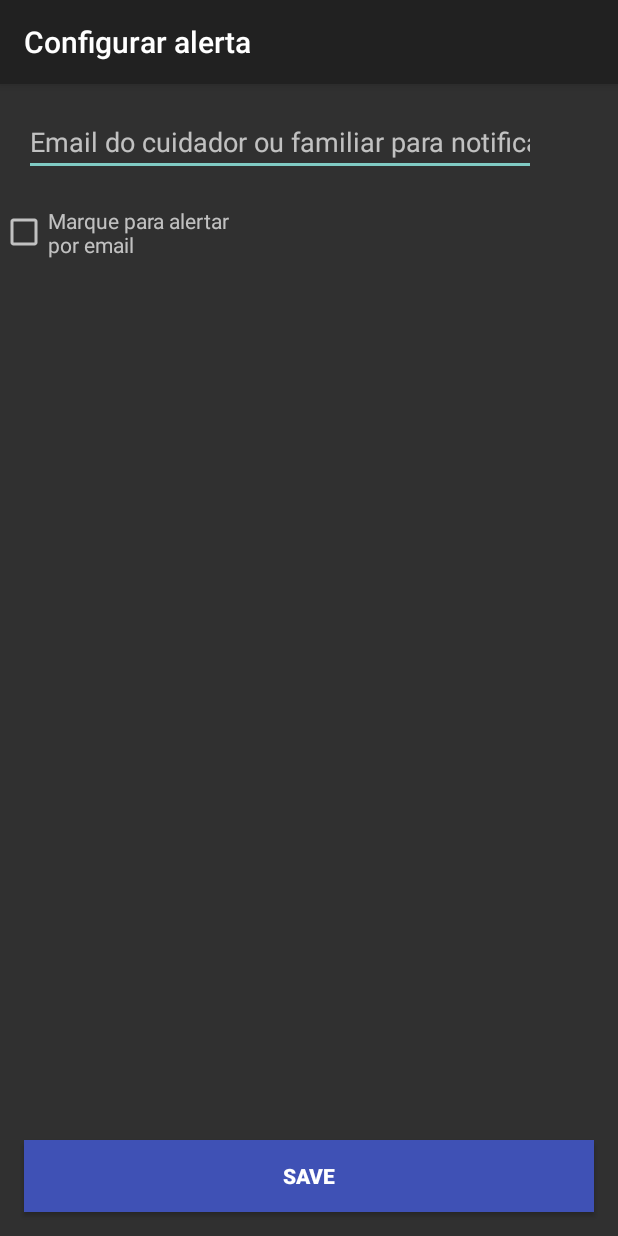
After one commit to thiagonazareth/computacaoUbiquaProjetoFinal, an Android app: the AlertaActivity screen opened directly, with no data from a screen before it, on a phone screen of 412 x 824 dp. The commit adds this screen. Run offline under Robolectric (Android 15) with nearby library versions, the phone set to English and light mode, and no system bars; libraries missing offline, so code that uses them is left out: me.ithebk.barchart.

Commit message:
finalizado tela de configurar familiar ou cuidador para ser notificado e outros ajustes gerais

```diff
--- /dev/null
+++ b/app/src/main/java/ic/uff/br/computacaoubiqua/activities/AlertaActivity.java
@@ -0,0 +1,91 @@
+package ic.uff.br.computacaoubiqua.activities;
+
+
+import android.app.AlertDialog;
+import android.app.Application;
+import android.content.DialogInterface;
+import android.content.Intent;
+import android.content.SharedPreferences;
+import android.graphics.Color;
+import android.os.Bundle;
+import android.preference.PreferenceManager;
+import android.support.v7.app.AppCompatActivity;
+import android.view.View;
+import android.widget.Button;
+import android.widget.CheckBox;
+import android.widget.EditText;
+import android.widget.TextView;
+
+import java.util.ArrayList;
+import java.util.List;
+
+import ic.uff.br.computacaoubiqua.R;
+import me.ithebk.barchart.BarChart;
+import me.ithebk.barchart.BarChartModel;
+
+public class AlertaActivity extends AppCompatActivity {
+
+    private static String EMAIL = "EMAIL";
+    private static String ALERTAR = "ALERTAR";
+
+    private EditText email;
+    private CheckBox checkBox;
+    private Button btnSave;
+    //atributo da classe.
+    private AlertDialog alerta;
+
+    @Override
+    protected void onCreate(Bundle savedInstanceState) {
+        super.onCreate(savedInstanceState);
+        setContentView(R.layout.activity_alerta);
+
+        email = (EditText) findViewById(R.id.editEmailAlert);
+        checkBox = (CheckBox) findViewById(R.id.checkBoxAlert);
+
+        SharedPreferences prefs = PreferenceManager.getDefaultSharedPreferences(getApplicationContext());
+        SharedPreferences.Editor editor = prefs.edit();
+
+        email.setText(prefs.getString(EMAIL, ""));
+        checkBox.setChecked(prefs.getBoolean(ALERTAR, false));
+
+
+
+
+    }
+
+    @Override
+    public void onResume(){
+        super.onResume();
+
+        btnSave = (Button) findViewById(R.id.btnSave);
+        btnSave.setOnClickListener(new View.OnClickListener() {
+            public void onClick(View v) {
+                SharedPreferences prefs = PreferenceManager.getDefaultSharedPreferences(getApplicationContext());
+                SharedPreferences.Editor editor = prefs.edit();
+                editor.putString(EMAIL, email.getText().toString());
+                editor.putBoolean(ALERTAR, checkBox.isChecked());
+                editor.commit();
+
+                //Cria o gerador do AlertDialog
+                AlertDialog.Builder builder = new AlertDialog.Builder(AlertaActivity.this);
+                //define o titulo
+                builder.setTitle("Salvo com sucesso!");
+                //define a mensagem
+                builder.setMessage("Informação salva com sucesso!");
+                //define um botão como positivo
+                builder.setNeutralButton("Ok!", new DialogInterface.OnClickListener() {
+                    public void onClick(DialogInterface arg0, int arg1) {
+
+                    }
+                });
+
+                //cria o AlertDialog
+                alerta = builder.create();
+                //Exibe
+                alerta.show();
+            }
+        });
+
+    }
+
+}
--- /dev/null
+++ b/app/src/main/res/layout/activity_alerta.xml
@@ -0,0 +1,52 @@
+<?xml version="1.0" encoding="utf-8"?>
+<android.support.constraint.ConstraintLayout xmlns:android="http://schemas.android.com/apk/res/android"
+    xmlns:app="http://schemas.android.com/apk/res-auto"
+    xmlns:tools="http://schemas.android.com/tools"
+    android:id="@+id/detail"
+    android:layout_width="match_parent"
+    android:layout_height="match_parent"
+    tools:context=".activities.ui.detail.DetailFragment">
+
+    <EditText
+        android:id="@+id/editEmailAlert"
+        android:layout_width="wrap_content"
+        android:layout_height="wrap_content"
+        android:layout_marginStart="16dp"
+        android:layout_marginLeft="16dp"
+        android:layout_marginTop="16dp"
+        android:ems="16"
+        android:hint="Email do cuidador ou familiar para notificar visita"
+        android:inputType="textEmailAddress"
+        app:layout_constraintStart_toStartOf="parent"
+        app:layout_constraintTop_toTopOf="parent" />
+
+    <CheckBox
+        android:id="@+id/checkBoxAlert"
+        android:layout_width="wrap_content"
+        android:layout_height="wrap_content"
+        android:layout_marginTop="20dp"
+        android:ems="10"
+        android:hint="Marque para alertar por email"
+        app:layout_constraintTop_toBottomOf="@+id/editEmailAlert"
+        tools:layout_editor_absoluteX="16dp" />
+
+
+    <Button
+        android:id="@+id/btnSave"
+        android:layout_width="0dp"
+        android:layout_height="wrap_content"
+        android:layout_centerHorizontal="true"
+        android:layout_marginStart="16dp"
+        android:layout_marginLeft="16dp"
+        android:layout_marginEnd="16dp"
+        android:layout_marginRight="16dp"
+        android:layout_marginBottom="16dp"
+        android:background="@color/colorPrimary"
+        android:text="Save"
+        android:textColor="@color/white"
+        android:textStyle="bold"
+        app:layout_constraintBottom_toBottomOf="parent"
+        app:layout_constraintEnd_toEndOf="parent"
+        app:layout_constraintStart_toStartOf="parent" />
+
+</android.support.constraint.ConstraintLayout>
```
Also changed, not shown: app/src/main/AndroidManifest.xml (+7 -1 lines), app/src/main/java/ic/uff/br/computacaoubiqua/activities/ExibeVisita.java (+7 -3 lines), app/src/main/java/ic/uff/br/computacaoubiqua/activities/HomeActivity.java (+12 -12 lines), app/src/main/java/ic/uff/br/computacaoubiqua/services/BluetoothService.java (+23 -6 lines), app/src/main/res/layout/activity_home.xml (+9 -4 lines), app/src/main/res/drawable/icone_home.png (added), app/src/main/res/drawable/ultimas_visitas2.png (added).
